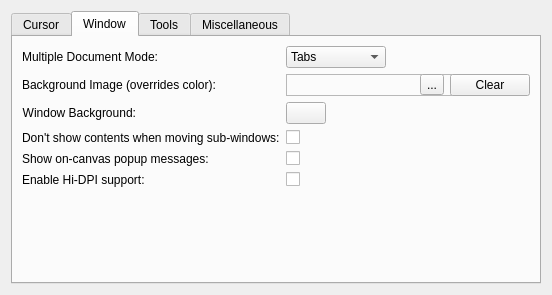
Old version of the form libs/ui/forms/wdggeneralsettings.ui in the repository ParrotSec/krita.
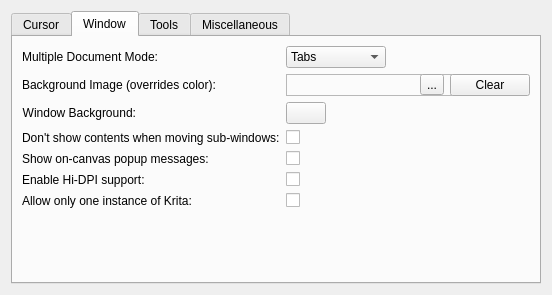
New version of the form. The open tabs and pages were chosen to show the change. Custom widgets are drawn as their Qt base class.

Diff of the .ui file:
```diff
--- a/libs/ui/forms/wdggeneralsettings.ui
+++ b/libs/ui/forms/wdggeneralsettings.ui
@@ -294,7 +294,7 @@
          </property>
         </widget>
        </item>
-       <item row="6" column="0" colspan="2">
+       <item row="7" column="0" colspan="2">
         <spacer name="verticalSpacer">
          <property name="orientation">
           <enum>Qt::Vertical</enum>
@@ -321,6 +321,20 @@
          </property>
         </widget>
        </item>
+       <item row="6" column="1">
+        <widget class="QCheckBox" name="m_chkSingleApplication">
+         <property name="text">
+          <string/>
+         </property>
+        </widget>
+       </item>
+       <item row="6" column="0">
+        <widget class="QLabel" name="label_r98">
+         <property name="text">
+          <string>Allow only one instance of Krita:</string>
+         </property>
+        </widget>
+       </item>
       </layout>
      </widget>
      <widget class="QWidget" name="Tools">
@@ -642,6 +656,11 @@
    <extends>QPushButton</extends>
    <header>kis_color_button.h</header>
   </customwidget>
+  <customwidget>
+   <class>KisIntParseSpinBox</class>
+   <extends>QSpinBox</extends>
+   <header>kis_int_parse_spin_box.h</header>
+  </customwidget>
  </customwidgets>
  <resources/>
  <connections/>
```
